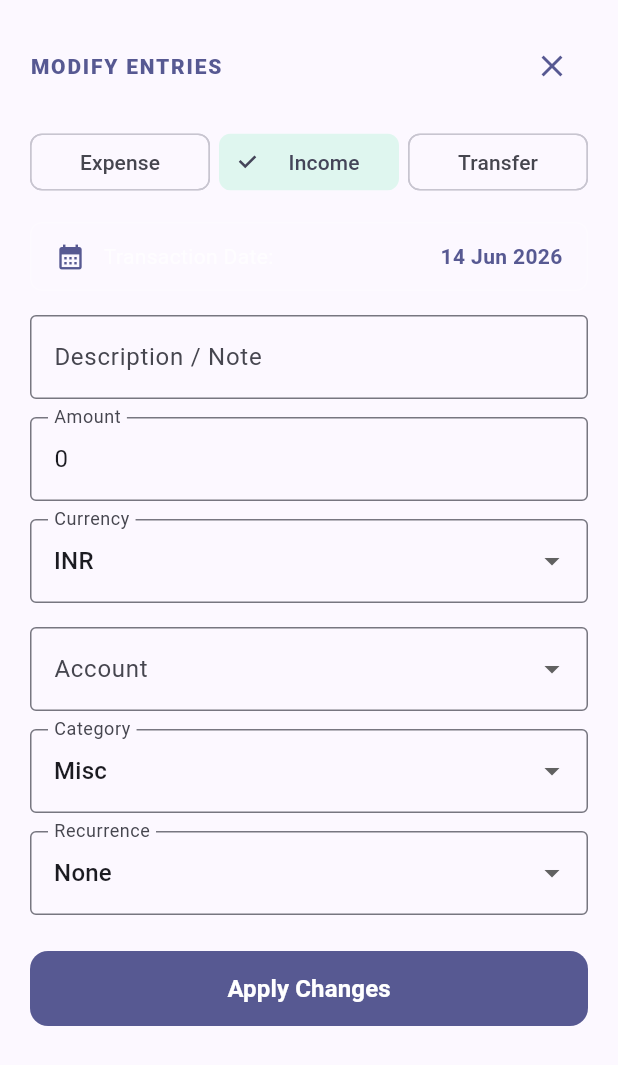
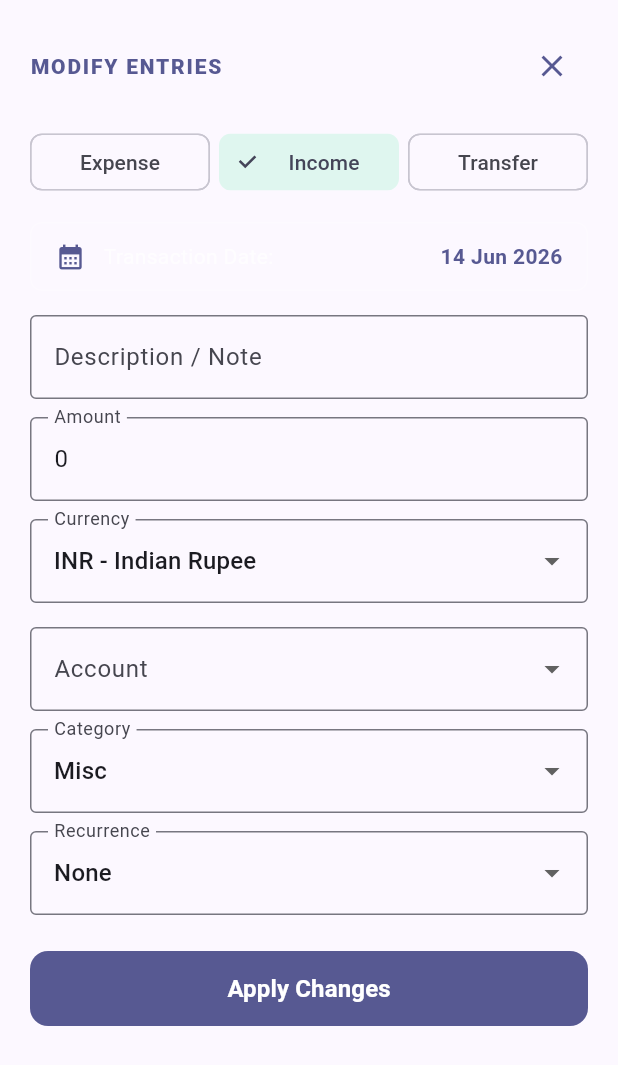
Before and after one commit to rxjith/Filous, a Flutter app: the TransactionDetailModal widget shown alone on an empty page, opened directly with empty values, after a tap on the "edit note" icon, on a phone screen of 412 x 824 dp. Shown: the top 1065 px of the screen. Run offline on Flutter 3.47's test engine with Material 3 defaults, Android fonts, the phone set to English and light mode, and no system bars; drawn by our look-alikes of dynamic_color; our stand-ins replace firebase_auth, firebase_core, fl_chart, flutter_riverpod, google_sign_in, hive and 2 more; missing offline and left inert: android_intent_plus, another_telephony, app_settings; accounts and stored records are empty; network calls fail.

Commit message:
Updated hardcoded currency list to fetch list from currency_service.dart

```diff
--- a/lib/transaction_detail_modal.dart
+++ b/lib/transaction_detail_modal.dart
@@ -3,6 +3,7 @@ import 'package:flutter_riverpod/flutter_riverpod.dart';
 import 'package:intl/intl.dart';
 import 'transaction_model.dart';
 import 'transaction_provider.dart';
+import 'currency_service.dart';
 
 class TransactionDetailModal extends ConsumerStatefulWidget {
   final Transaction transaction;
@@ -31,7 +32,7 @@ class _TransactionDetailModalState extends ConsumerState<TransactionDetailModal>
 
   final List<String> _accounts = ['Cash', 'Bank', 'Credit'];
   final List<String> _recurrences = ['None', 'Daily', 'Weekly', 'Monthly', 'Yearly'];
-  final List<String> _currencies = ['INR', 'USD', 'EUR', 'GBP'];
+  final List<String> _currencies = CurrencyService.supportedCurrencies;
 
   @override
   void initState() {
@@ -327,7 +328,10 @@ class _TransactionDetailModalState extends ConsumerState<TransactionDetailModal>
                       labelText: 'Currency',
                     ),
                     items: _currencies
-                        .map((cur) => DropdownMenuItem(value: cur, child: Text(cur)))
+                        .map((cur) => DropdownMenuItem(
+                              value: cur,
+                              child: Text(CurrencyService.getCurrencyDisplayName(cur), overflow: TextOverflow.ellipsis),
+                            ))
                         .toList(),
                     onChanged: (val) => setState(() => _selectedCurrency = val!),
                   ),
@@ -356,7 +360,10 @@ class _TransactionDetailModalState extends ConsumerState<TransactionDetailModal>
                             labelText: 'Currency',
                           ),
                           items: _currencies
-                              .map((cur) => DropdownMenuItem(value: cur, child: Text(cur)))
+                              .map((cur) => DropdownMenuItem(
+                                    value: cur,
+                                    child: Text(CurrencyService.getCurrencyDisplayName(cur), overflow: TextOverflow.ellipsis),
+                                  ))
                               .toList(),
                           onChanged: (val) => setState(() => _selectedCurrency = val!),
                         ),
```
